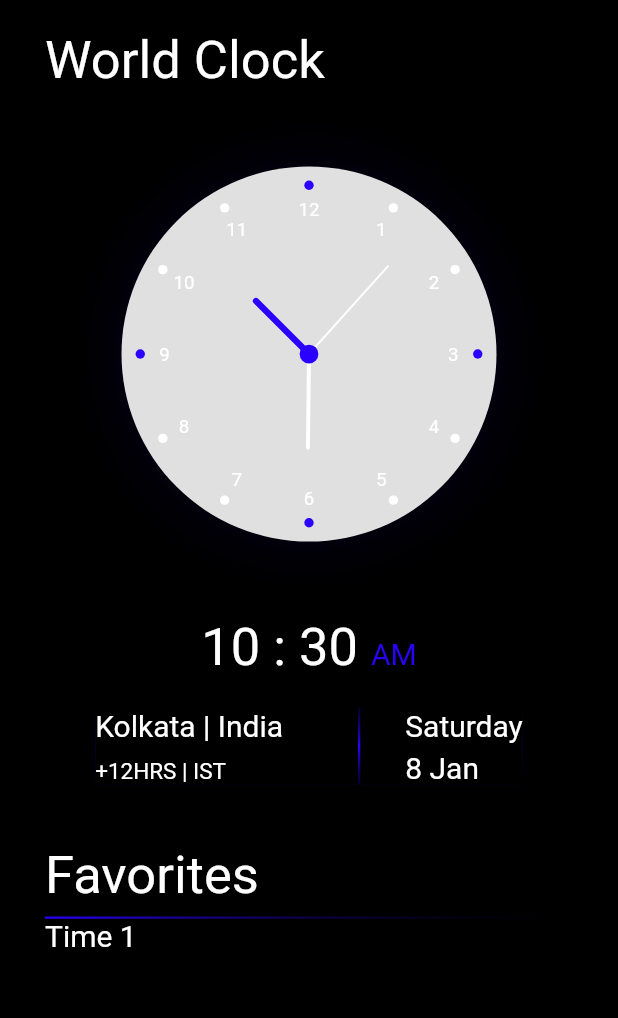
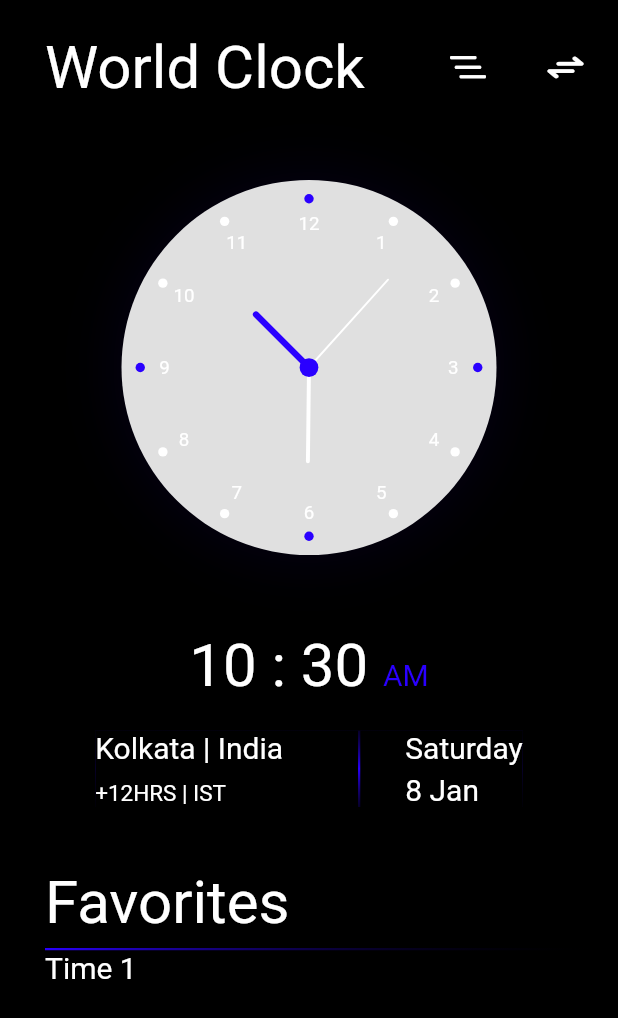
Before and after one commit to ParthBaraiya/world_clock, a Flutter app: the screen it shows after launch, on a phone screen of 412 x 824 dp. Shown: the top 1018 px of the screen. Run offline on Flutter 3.47's test engine with Material 2 defaults, Android fonts, the phone set to English and light mode, and no system bars; our stand-ins replace shared_preferences, timezone.

Commit message:
Add timezone list page.

```diff
--- a/lib/main.dart
+++ b/lib/main.dart
@@ -1,10 +1,10 @@
 import 'package:flutter/material.dart';
 import 'package:flutter/services.dart';
+import 'service/navigation_service.dart';
 
 import 'service/shared_preferences.dart';
 import 'service/timezone.dart';
 import 'theme/theme.dart';
-import 'view/home.dart';
 
 Future<void> main() async {
   WidgetsFlutterBinding.ensureInitialized();
@@ -42,7 +42,8 @@ class MyApp extends StatelessWidget {
       title: 'Flutter Demo',
       theme: ThemeData.light(),
       darkTheme: ThemeData.dark(),
-      home: const HomePage(),
+      onGenerateRoute: NavigationService.onGenerateRoute,
+      initialRoute: RouteNames.home,
     );
   }
 }
--- a/lib/service/constants.dart
+++ b/lib/service/constants.dart
@@ -5,4 +5,6 @@ class Constants {
 
   static final DateFormat hhMM = DateFormat("hh : mm");
   static final DateFormat a = DateFormat("a");
+  static final DateFormat hhMMa = DateFormat("hh : mm a");
+  static final DateFormat wDdMm = DateFormat("EEE, dd/MM");
 }
--- /dev/null
+++ b/lib/service/navigation_service.dart
@@ -0,0 +1,40 @@
+import 'package:flutter/material.dart';
+import '../view/home.dart';
+import '../view/timezone_list/timezone_list.dart';
+
+class NavigationService {
+  static Route<dynamic> onGenerateRoute(RouteSettings settings) {
+    Route getRoute({required Widget page}) => MaterialPageRoute(
+          builder: (_) => page,
+          settings: settings,
+        );
+
+    Route noRoute() => getRoute(
+          page: Scaffold(
+            body: Center(
+              child: Text("No route defined for path: ${settings.name}"),
+            ),
+          ),
+        );
+
+
+    switch (settings.name) {
+      case RouteNames.home:
+        return getRoute(page: const HomePage());
+
+      case RouteNames.timezoneList:
+        return getRoute(page: const TimezoneList());
+
+      default:
+        return noRoute();
+    }
+  }
+}
+
+class RouteNames {
+  RouteNames._();
+
+  static const home = "/";
+  static const timezoneList = "/list";
+  static const timezoneComparizon = "/compare";
+}
--- a/lib/theme/theme.dart
+++ b/lib/theme/theme.dart
@@ -4,7 +4,6 @@ import '../service/shared_preferences.dart';
 part 'theme_data.dart';
 
 class CustomTheme extends ChangeNotifier {
-
   static final CustomTheme i = CustomTheme._();
 
   CustomTheme._();
@@ -33,6 +32,13 @@ class CustomTheme extends ChangeNotifier {
   TextStyle get heading5 => _data.heading5;
   TextStyle get heading6 => _data.heading6;
 
+  TextStyle get timezoneTitleStyle => _data.timezoneTitleStyle;
+  TextStyle get timezoneSubTitleStyle => _data.timezoneSubTitleStyle;
+
+  TextStyle get timezoneTitleAccentStyle => _data.timezoneTitleAccentStyle;
+  TextStyle get timezoneSubTitleAccentStyle =>
+      _data.timezoneSubTitleAccentStyle;
+
   /// This function will have effect only once.
   void initialize(ThemeMode mode) {
     if (_initialized) return;
--- a/lib/theme/theme_data.dart
+++ b/lib/theme/theme_data.dart
@@ -11,6 +11,12 @@ abstract class _ThemeData {
   late TextStyle subtitleStyle;
   late TextStyle heading5;
   late TextStyle heading6;
+
+  late TextStyle timezoneTitleStyle;
+  late TextStyle timezoneSubTitleStyle;
+
+  late TextStyle timezoneTitleAccentStyle;
+  late TextStyle timezoneSubTitleAccentStyle;
 }
 
 class _LightThemeData implements _ThemeData {
@@ -31,7 +37,7 @@ class _LightThemeData implements _ThemeData {
 
   @override
   TextStyle titleStyle = const TextStyle(
-    fontSize: 35,
+    fontSize: 40,
     color: Colors.white,
   );
 
@@ -49,6 +55,33 @@ class _LightThemeData implements _ThemeData {
 
   @override
   TextStyle heading6 = const TextStyle(
+    color: Color(0xffffffff),
+    fontSize: 15,
+  );
+
+  @override
+  TextStyle timezoneTitleStyle = const TextStyle(
+    color: Color(0xffffffff),
+    fontWeight: FontWeight.bold,
+
+    fontSize: 30,
+  );
+
+  @override
+  TextStyle timezoneSubTitleStyle = const TextStyle(
+    color: Color(0xff2a00ff),
+    fontSize: 15,
+  );
+
+  @override
+  TextStyle timezoneTitleAccentStyle = const TextStyle(
+    color: Color(0xff2a00ff),
+    fontWeight: FontWeight.bold,
+    fontSize: 30,
+  );
+
+  @override
+  TextStyle timezoneSubTitleAccentStyle = const TextStyle(
     color: Color(0xffffffff),
     fontSize: 15,
   );
@@ -72,7 +105,7 @@ class _DarkThemeData implements _ThemeData {
 
   @override
   TextStyle titleStyle = const TextStyle(
-    fontSize: 35,
+    fontSize: 40,
     color: Colors.white,
   );
 
@@ -93,4 +126,28 @@ class _DarkThemeData implements _ThemeData {
     color: Color(0xffffffff),
     fontSize: 15,
   );
+
+  @override
+  TextStyle timezoneTitleStyle = const TextStyle(
+    color: Color(0xffffffff),
+    fontSize: 30,
+  );
+
+  @override
+  TextStyle timezoneSubTitleStyle = const TextStyle(
+    color: Color(0xff2a00ff),
+    fontSize: 15,
+  );
+
+  @override
+  TextStyle timezoneTitleAccentStyle = const TextStyle(
+    color: Color(0xff2a00ff),
+    fontSize: 30,
+  );
+
+  @override
+  TextStyle timezoneSubTitleAccentStyle = const TextStyle(
+    color: Color(0xffffffff),
+    fontSize: 15,
+  );
 }
--- a/lib/view/home.dart
+++ b/lib/view/home.dart
@@ -1,17 +1,17 @@
 import 'package:flutter/material.dart';
 
 import '../clock/clock.dart';
+import '../extension.dart';
 import '../font_icon/world_clock_icons.dart';
+import '../service/navigation_service.dart';
 import '../theme/theme.dart';
+import '../widget/buttons.dart';
 import '../widget/day_info.dart';
 import '../widget/time_zone_info.dart';
 import '../widget/timer_indictor.dart';
-import 'list.dart';
 
 class HomePage extends StatefulWidget {
-  const HomePage({
-    Key? key,
-  }) : super(key: key);
+  const HomePage({Key? key}) : super(key: key);
 
   @override
   State<HomePage> createState() => _HomePageState();
@@ -38,24 +38,32 @@ class _HomePageState extends State<HomePage> {
                       style: CustomTheme.i.titleStyle,
                     ),
                   ),
-                  GestureDetector(
-                    onTap: () {
-                      Navigator.push(
-                        context,
-                        MaterialPageRoute(builder: (_) => const TimezoneList()),
-                      );
-                    },
-                    child: const Icon(
+                  InkWellButton(
+                    onTap: () => context.pushNamed(
+                      route: RouteNames.timezoneList,
+                    ),
+                    radius: BorderRadius.circular(100.0),
+                    hoverColor: CustomTheme.i.primaryTextColor.withOpacity(0.2),
+                    child: Icon(
                       WorldClock.more,
                       size: 30,
+                      color: CustomTheme.i.primaryTextColor,
                     ),
                   ),
                   const SizedBox(
                     width: 15,
                   ),
-                  const Icon(
-                    WorldClock.exchange,
-                    size: 30,
+                  InkWellButton(
+                    onTap: () => context.pushNamed(
+                      route: RouteNames.timezoneComparizon,
+                    ),
+                    radius: BorderRadius.circular(100.0),
+                    hoverColor: CustomTheme.i.primaryTextColor.withOpacity(0.2),
+                    child: Icon(
+                      WorldClock.exchange,
+                      size: 30,
+                      color: CustomTheme.i.primaryTextColor,
+                    ),
                   ),
                 ],
               ),
--- /dev/null
+++ b/lib/widget/buttons.dart
@@ -0,0 +1,32 @@
+import 'package:flutter/material.dart';
+
+class InkWellButton extends StatelessWidget {
+  final VoidCallback onTap;
+  final Color? hoverColor;
+  final EdgeInsets padding;
+  final BorderRadius? radius;
+  final Widget child;
+
+  const InkWellButton({
+    Key? key,
+    required this.child,
+    required this.onTap,
+    this.hoverColor,
+    this.padding = EdgeInsets.zero,
+    this.radius,
+  }) : super(key: key);
+
+  @override
+  Widget build(BuildContext context) {
+    return InkWell(
+      onTap: onTap,
+      borderRadius: radius,
+      hoverColor: hoverColor,
+      mouseCursor: SystemMouseCursors.click,
+      child: Padding(
+        padding: const EdgeInsets.all(10.0),
+        child: child,
+      ),
+    );
+  }
+}
```
Also changed, not shown: lib/extension.dart (+7 -0 lines), lib/service/timezone.dart (+16 -7 lines), lib/view/list.dart (deleted, +0 -51 lines), lib/view/timezone_list/list_backend.dart (added, +48 -0 lines), lib/view/timezone_list/timezone_list.dart (added, +172 -0 lines).
